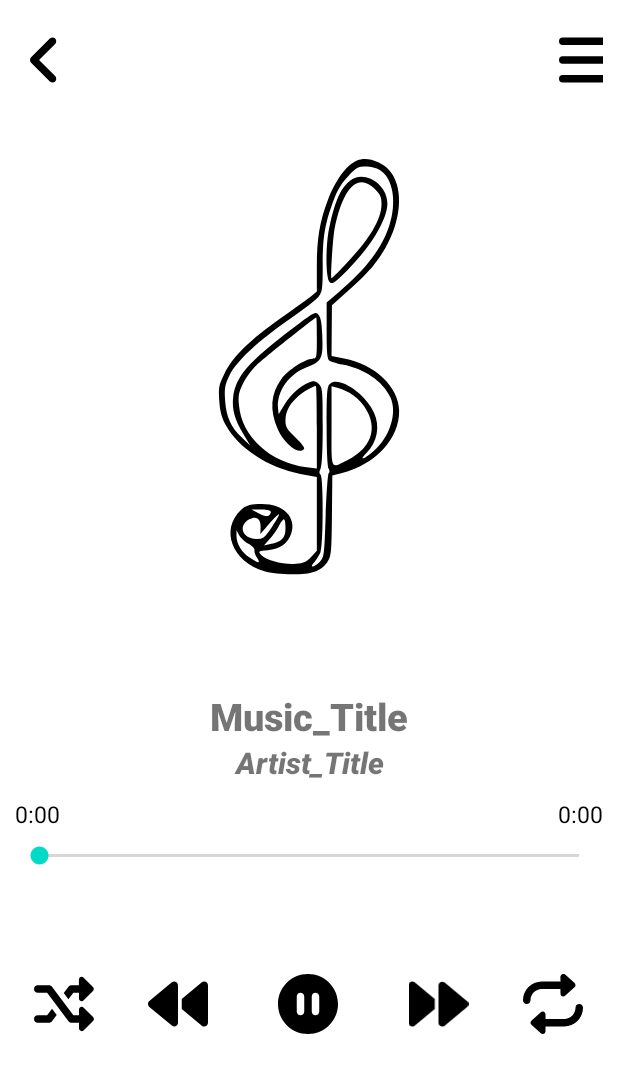
After one commit to hemantup/goonj, an Android app: the Player screen opened directly, with no data from a screen before it, on a phone screen of 412 x 824 dp. The commit adds this screen. Shown: the top 1073 px of the screen. Run offline under Robolectric (Android 15) with nearby library versions, the phone set to English and light mode, and no system bars; 4 statements that could not run were skipped.

Commit message:
play/seekbar/TimeFormat

```diff
--- a/app/src/main/java/com/hemant/music/goonj/MainActivity.java
+++ b/app/src/main/java/com/hemant/music/goonj/MainActivity.java
@@ -6,7 +6,6 @@ import androidx.recyclerview.widget.RecyclerView;
 
 import android.Manifest;
 import android.database.Cursor;
-import android.media.MediaMetadataRetriever;
 import android.os.Bundle;
 import android.provider.MediaStore;
 import android.util.Log;
@@ -24,8 +23,8 @@ import java.util.ArrayList;
 
 public class MainActivity extends AppCompatActivity {
 
-    ArrayList<AudioModel> songList = new ArrayList<>();
-    RecyclerView recyclerView;
+    static ArrayList<AudioModel> songList = new ArrayList<>();
+    private RecyclerView recyclerView;
 
     @Override
     protected void onCreate(Bundle savedInstanceState) {
@@ -36,11 +35,24 @@ public class MainActivity extends AppCompatActivity {
 
         checkPermission();
 
+
+    }
+
+    void setAllSongs(){
+        if (songList.size() == 0){
+            return;
+        }else{
+            recyclerView.setLayoutManager(new LinearLayoutManager(this));
+            recyclerView.setAdapter(new MusicListAdapter(songList,getApplicationContext()));
+        }
+    }
+
+    void getAllSongs(){
         String[] Projection = {
                 MediaStore.Audio.Media.ARTIST,
                 MediaStore.Audio.Media.TITLE,
                 MediaStore.Audio.Media.DURATION,
-                MediaStore.Audio.Media.DATA,    //path
+                MediaStore.Audio.Media.DATA,    // Song Path
                 MediaStore.Audio.Media.ALBUM
         };
 
@@ -49,23 +61,16 @@ public class MainActivity extends AppCompatActivity {
         Cursor cursor = getContentResolver().query(MediaStore.Audio.Media.EXTERNAL_CONTENT_URI,Projection,selection,null,null);
         while(cursor.moveToNext()){
             AudioModel songData = new AudioModel(
-                    cursor.getString(0),
-                    cursor.getString(1),
-                    cursor.getString(2),
-                    cursor.getString(3),
-                    cursor.getString(4)
+                    cursor.getString(0),    // Song Artist
+                    cursor.getString(1),    // Song Title
+                    cursor.getString(2),    // Song Duration
+                    cursor.getString(3),    // Song Path
+                    cursor.getString(4)     // Song Album
             );
             if(new File(songData.getPath()).exists())
                 songList.add(songData);
         }
         cursor.close();
-
-        if (songList.size() == 0){
-            return;
-        }else{
-            recyclerView.setLayoutManager(new LinearLayoutManager(this));
-            recyclerView.setAdapter(new MusicListAdapter(songList,getApplicationContext()));
-        }
     }
 
     void checkPermission(){
@@ -74,14 +79,15 @@ public class MainActivity extends AppCompatActivity {
                 .withListener(new PermissionListener() {
                     @Override
                     public void onPermissionGranted(PermissionGrantedResponse permissionGrantedResponse) {
-                        Toast.makeText(MainActivity.this, "Permission granted", Toast.LENGTH_SHORT).show();
                         Log.d("mainActivity","storage permission granted");
-                        return;
+                        getAllSongs();
+                        setAllSongs();
                     }
 
                     @Override
                     public void onPermissionDenied(PermissionDeniedResponse permissionDeniedResponse) {
-
+                        MainActivity.this.finish();
+                        System.exit(0);
                     }
 
                     @Override
--- a/app/src/main/java/com/hemant/music/goonj/MusicListAdapter.java
+++ b/app/src/main/java/com/hemant/music/goonj/MusicListAdapter.java
@@ -1,9 +1,10 @@
 package com.hemant.music.goonj;
 
+import static com.hemant.music.goonj.Player.formattedTime;
+
 import android.content.Context;
-import android.graphics.drawable.Icon;
+import android.content.Intent;
 import android.media.MediaMetadataRetriever;
-import android.net.Uri;
 import android.view.LayoutInflater;
 import android.view.View;
 import android.view.ViewGroup;
@@ -37,7 +38,7 @@ public class MusicListAdapter extends RecyclerView.Adapter<MusicListAdapter.View
         AudioModel songData = songsList.get(position);
         holder.titleTextView.setText(songData.getTitle());
         holder.artistTextView.setText(songData.getArtist());
-        holder.timeTextView.setText(songData.getDuration());
+        holder.timeTextView.setText(formattedTime(Integer.parseInt(songData.getDuration())/ 1000));
         byte[] image = getAlbumArt(songData.getPath());
         if(image != null){
             Glide.with(context).asBitmap()
@@ -48,6 +49,17 @@ public class MusicListAdapter extends RecyclerView.Adapter<MusicListAdapter.View
                     .load(R.drawable.ic_launcher_background)
                     .into(holder.iconView);
         }
+
+        holder.itemView.setOnClickListener(new View.OnClickListener() {
+            @Override
+            public void onClick(View v) {
+                Intent intent = new Intent(context,Player.class);
+                intent.setFlags(Intent.FLAG_ACTIVITY_NEW_TASK);
+                intent.putExtra("position", position);
+                context.startActivity(intent);
+            }
+        });
+
 
     }
 
@@ -68,7 +80,6 @@ public class MusicListAdapter extends RecyclerView.Adapter<MusicListAdapter.View
             titleTextView = itemView.findViewById(R.id.titleMusic);
             artistTextView = itemView.findViewById(R.id.artistMusic);
             iconView = itemView.findViewById(R.id.iconMusic);
-
         }
     }
 
--- /dev/null
+++ b/app/src/main/java/com/hemant/music/goonj/Player.java
@@ -0,0 +1,119 @@
+package com.hemant.music.goonj;
+
+import static com.hemant.music.goonj.MainActivity.songList;
+
+import androidx.appcompat.app.AppCompatActivity;
+
+import android.media.MediaPlayer;
+import android.net.Uri;
+import android.os.Bundle;
+import android.os.Handler;
+import android.widget.ImageView;
+import android.widget.SeekBar;
+import android.widget.TextView;
+
+import java.util.ArrayList;
+
+public class Player extends AppCompatActivity {
+
+    TextView musicTitle, artist, playedTime, totalTime;
+    ImageView backBtn, hamburger, previousBtn, nextBtn, shuffleBtn,repeatBtn, playPauseBtn;
+    SeekBar seekbar;
+    int position;
+    static ArrayList<AudioModel> listSongs = new ArrayList<>();
+    static Uri uri;
+    static MediaPlayer mediaPlayer;
+    private Handler handler = new Handler();
+
+    @Override
+    protected void onCreate(Bundle savedInstanceState) {
+        super.onCreate(savedInstanceState);
+        setContentView(R.layout.activity_player);
+
+        initViews();
+        getIntentMethod();
+
+        seekbar.setOnSeekBarChangeListener(new SeekBar.OnSeekBarChangeListener() {
+            @Override
+            public void onProgressChanged(SeekBar seekBar, int progress, boolean fromUser) {
+                if(mediaPlayer != null && fromUser){
+                    mediaPlayer.seekTo(progress * 1000);
+                }
+            }
+
+            @Override
+            public void onStartTrackingTouch(SeekBar seekBar) {
+
+            }
+
+            @Override
+            public void onStopTrackingTouch(SeekBar seekBar) {
+
+            }
+        });
+
+        runOnUiThread(new Runnable() {
+            @Override
+            public void run() {
+                if(mediaPlayer != null){
+                    int currentPosition = mediaPlayer.getCurrentPosition() / 1000;
+                    seekbar.setProgress(currentPosition);
+                    playedTime.setText(formattedTime(currentPosition));
+                }
+                handler.postDelayed(this, 1000);
+            }
+        });
+    }
+
+    static String formattedTime(int currentPosition){
+        String totalOut = "";
+        String totalNew = "";
+        String seconds = String.valueOf(currentPosition % 60);
+        String minutes = String.valueOf(currentPosition / 60);
+        totalOut = minutes + ":" + seconds;
+        totalNew = minutes + ":" + "0" + seconds;
+        if(seconds.length() == 1){
+            return totalNew;
+        }else{
+            return totalOut;
+        }
+
+    }
+
+    private void getIntentMethod(){
+        position = getIntent().getIntExtra("position",-1);
+        listSongs = songList;
+        if(listSongs != null){
+            playPauseBtn.setImageResource(R.drawable.ic_circle_pause_solid);
+            uri = Uri.parse(listSongs.get(position).getPath());
+        }
+
+        if(mediaPlayer != null){
+            mediaPlayer.stop();
+            mediaPlayer.release();
+            mediaPlayer = MediaPlayer.create(getApplicationContext(),uri);
+            mediaPlayer.start();
+            totalTime.setText(formattedTime(mediaPlayer.getDuration() / 1000));
+        }else{
+             mediaPlayer = MediaPlayer.create(getApplicationContext(),uri);
+             mediaPlayer.start();
+             totalTime.setText(formattedTime(mediaPlayer.getDuration() / 1000));
+        }
+        seekbar.setMax(mediaPlayer.getDuration() / 1000);
+    }
+
+    private void initViews(){
+        musicTitle = findViewById(R.id.titleMusic);
+        artist = findViewById(R.id.artistMusic);
+        playedTime = findViewById(R.id.playedTime);
+        totalTime = findViewById(R.id.totalTime);
+        backBtn = findViewById(R.id.back);
+        hamburger = findViewById(R.id.hamburger);
+        nextBtn = findViewById(R.id.musicForward);
+        previousBtn = findViewById(R.id.musicBackward);
+        shuffleBtn = findViewById(R.id.shuffle);
+        repeatBtn = findViewById(R.id.musicRepeat);
+        playPauseBtn = findViewById(R.id.playAndPause);
+        seekbar = findViewById(R.id.musicSeekbar);
+    }
+}
--- /dev/null
+++ b/app/src/main/res/drawable/ic_angle_left_solid.xml
@@ -0,0 +1,9 @@
+<vector xmlns:android="http://schemas.android.com/apk/res/android"
+    android:width="256dp"
+    android:height="512dp"
+    android:viewportWidth="256"
+    android:viewportHeight="512">
+  <path
+      android:fillColor="#FF000000"
+      android:pathData="M192,448c-8.188,0 -16.38,-3.125 -22.62,-9.375l-160,-160c-12.5,-12.5 -12.5,-32.75 0,-45.25l160,-160c12.5,-12.5 32.75,-12.5 45.25,0s12.5,32.75 0,45.25L77.25,256l137.4,137.4c12.5,12.5 12.5,32.75 0,45.25C208.4,444.9 200.2,448 192,448z"/>
+</vector>
--- /dev/null
+++ b/app/src/main/res/drawable/ic_backward_solid.xml
@@ -0,0 +1,9 @@
+<vector xmlns:android="http://schemas.android.com/apk/res/android"
+    android:width="512dp"
+    android:height="512dp"
+    android:viewportWidth="512"
+    android:viewportHeight="512">
+  <path
+      android:fillColor="#FF000000"
+      android:pathData="M459.5,71.41l-171.5,142.9v83.45l171.5,142.9C480.1,457.7 512,443.3 512,415.1V96.03C512,68.66 480.1,54.28 459.5,71.41zM203.5,71.41L11.44,231.4c-15.25,12.87 -15.25,36.37 0,49.24l192,159.1c20.63,17.12 52.51,2.749 52.51,-24.62v-319.9C255.1,68.66 224.1,54.28 203.5,71.41z"/>
+</vector>
--- /dev/null
+++ b/app/src/main/res/drawable/ic_bars_solid.xml
@@ -0,0 +1,9 @@
+<vector xmlns:android="http://schemas.android.com/apk/res/android"
+    android:width="448dp"
+    android:height="512dp"
+    android:viewportWidth="448"
+    android:viewportHeight="512">
+  <path
+      android:fillColor="#FF000000"
+      android:pathData="M0,96C0,78.33 14.33,64 32,64H416C433.7,64 448,78.33 448,96C448,113.7 433.7,128 416,128H32C14.33,128 0,113.7 0,96zM0,256C0,238.3 14.33,224 32,224H416C433.7,224 448,238.3 448,256C448,273.7 433.7,288 416,288H32C14.33,288 0,273.7 0,256zM416,448H32C14.33,448 0,433.7 0,416C0,398.3 14.33,384 32,384H416C433.7,384 448,398.3 448,416C448,433.7 433.7,448 416,448z"/>
+</vector>
--- /dev/null
+++ b/app/src/main/res/drawable/ic_circle_pause_solid.xml
@@ -0,0 +1,9 @@
+<vector xmlns:android="http://schemas.android.com/apk/res/android"
+    android:width="512dp"
+    android:height="512dp"
+    android:viewportWidth="512"
+    android:viewportHeight="512">
+  <path
+      android:fillColor="#FF000000"
+      android:pathData="M256,0C114.6,0 0,114.6 0,256s114.6,256 256,256s256,-114.6 256,-256S397.4,0 256,0zM224,191.1v128C224,337.7 209.7,352 192,352S160,337.7 160,320V191.1C160,174.3 174.3,160 191.1,160S224,174.3 224,191.1zM352,191.1v128C352,337.7 337.7,352 320,352S288,337.7 288,320V191.1C288,174.3 302.3,160 319.1,160S352,174.3 352,191.1z"/>
+</vector>
--- /dev/null
+++ b/app/src/main/res/drawable/ic_forward_solid.xml
@@ -0,0 +1,9 @@
+<vector xmlns:android="http://schemas.android.com/apk/res/android"
+    android:width="512dp"
+    android:height="512dp"
+    android:viewportWidth="512"
+    android:viewportHeight="512">
+  <path
+      android:fillColor="#FF000000"
+      android:pathData="M52.51,440.6l171.5,-142.9V214.3L52.51,71.41C31.88,54.28 0,68.66 0,96.03v319.9C0,443.3 31.88,457.7 52.51,440.6zM308.5,440.6l192,-159.1c15.25,-12.87 15.25,-36.37 0,-49.24l-192,-159.1c-20.63,-17.12 -52.51,-2.749 -52.51,24.62v319.9C256,443.3 287.9,457.7 308.5,440.6z"/>
+</vector>
--- /dev/null
+++ b/app/src/main/res/drawable/ic_play_solid.xml
@@ -0,0 +1,9 @@
+<vector xmlns:android="http://schemas.android.com/apk/res/android"
+    android:width="384dp"
+    android:height="512dp"
+    android:viewportWidth="384"
+    android:viewportHeight="512">
+  <path
+      android:fillColor="#FF000000"
+      android:pathData="M361,215C375.3,223.8 384,239.3 384,256C384,272.7 375.3,288.2 361,296.1L73.03,472.1C58.21,482 39.66,482.4 24.52,473.9C9.377,465.4 0,449.4 0,432V80C0,62.64 9.377,46.63 24.52,38.13C39.66,29.64 58.21,29.99 73.03,39.04L361,215z"/>
+</vector>
--- /dev/null
+++ b/app/src/main/res/drawable/ic_repeat_solid.xml
@@ -0,0 +1,9 @@
+<vector xmlns:android="http://schemas.android.com/apk/res/android"
+    android:width="512dp"
+    android:height="512dp"
+    android:viewportWidth="512"
+    android:viewportHeight="512">
+  <path
+      android:fillColor="#FF000000"
+      android:pathData="M480,256c-17.67,0 -32,14.31 -32,32c0,52.94 -43.06,96 -96,96H192L192,344c0,-9.469 -5.578,-18.06 -14.23,-21.94C169.1,318.3 159,319.8 151.9,326.2l-80,72C66.89,402.7 64,409.2 64,416s2.891,13.28 7.938,17.84l80,72C156.4,509.9 162.2,512 168,512c3.312,0 6.615,-0.688 9.756,-2.062C186.4,506.1 192,497.5 192,488L192,448h160c88.22,0 160,-71.78 160,-160C512,270.3 497.7,256 480,256zM160,128h159.1L320,168c0,9.469 5.578,18.06 14.23,21.94C337.4,191.3 340.7,192 343.1,192c5.812,0 11.57,-2.125 16.07,-6.156l80,-72C445.1,109.3 448,102.8 448,95.1s-2.891,-13.28 -7.938,-17.84l-80,-72c-7.047,-6.312 -17.19,-7.875 -25.83,-4.094C325.6,5.938 319.1,14.53 319.1,24L320,64H160C71.78,64 0,135.8 0,224c0,17.69 14.33,32 32,32s32,-14.31 32,-32C64,171.1 107.1,128 160,128z"/>
+</vector>
--- /dev/null
+++ b/app/src/main/res/drawable/ic_shuffle_solid.xml
@@ -0,0 +1,9 @@
+<vector xmlns:android="http://schemas.android.com/apk/res/android"
+    android:width="512dp"
+    android:height="512dp"
+    android:viewportWidth="512"
+    android:viewportHeight="512">
+  <path
+      android:fillColor="#FF000000"
+      android:pathData="M424.1,287c-15.13,-15.12 -40.1,-4.426 -40.1,16.97V352H336L153.6,108.8C147.6,100.8 138.1,96 128,96H32C14.31,96 0,110.3 0,128s14.31,32 32,32h80l182.4,243.2C300.4,411.3 309.9,416 320,416h63.97v47.94c0,21.39 25.86,32.12 40.99,17l79.1,-79.98c9.387,-9.387 9.387,-24.59 0,-33.97L424.1,287zM336,160h47.97v48.03c0,21.39 25.87,32.09 40.1,16.97l79.1,-79.98c9.387,-9.391 9.385,-24.59 -0.001,-33.97l-79.1,-79.98c-15.13,-15.12 -40.99,-4.391 -40.99,17V96H320c-10.06,0 -19.56,4.75 -25.59,12.81L254,162.7L293.1,216L336,160zM112,352H32c-17.69,0 -32,14.31 -32,32s14.31,32 32,32h96c10.06,0 19.56,-4.75 25.59,-12.81l40.4,-53.87L154,296L112,352z"/>
+</vector>
--- a/app/src/main/res/layout/activity_main.xml
+++ b/app/src/main/res/layout/activity_main.xml
@@ -116,13 +116,13 @@
     <androidx.recyclerview.widget.RecyclerView
         android:id="@+id/recyclerView"
         android:layout_width="match_parent"
-        app:layout_constraintStart_toStartOf="parent"
-        app:layout_constraintEnd_toEndOf="parent"
+        android:layout_height="0dp"
         android:layout_marginTop="20dp"
         app:layout_constraintTop_toBottomOf="@+id/trackBar"
+        app:layout_constraintEnd_toEndOf="parent"
+        app:layout_constraintStart_toStartOf="parent"
         app:layout_constraintBottom_toBottomOf="parent"
-        app:layout_constraintVertical_bias="0"
-        android:layout_height="0dp"/>
+        />
 
 
 
--- /dev/null
+++ b/app/src/main/res/layout/activity_player.xml
@@ -0,0 +1,156 @@
+<?xml version="1.0" encoding="utf-8"?>
+<androidx.constraintlayout.widget.ConstraintLayout xmlns:android="http://schemas.android.com/apk/res/android"
+    xmlns:app="http://schemas.android.com/apk/res-auto"
+    xmlns:tools="http://schemas.android.com/tools"
+    android:layout_width="match_parent"
+    android:layout_height="match_parent"
+    tools:context=".Player"
+    android:background="@color/white"
+    android:paddingStart="10dp"
+    android:paddingEnd="10dp">
+
+    <LinearLayout
+        android:layout_width="match_parent"
+        android:layout_height="0dp"
+        android:layout_marginTop="20dp"
+        app:layout_constraintStart_toStartOf="parent"
+        app:layout_constraintEnd_toEndOf="parent"
+        app:layout_constraintTop_toTopOf="parent"
+        app:layout_constraintBottom_toBottomOf="parent"
+        android:orientation="vertical">
+
+        <LinearLayout
+            android:layout_width="match_parent"
+            android:layout_height="wrap_content"
+            android:orientation="horizontal">
+
+            <ImageView
+                android:id="@+id/back"
+                android:layout_width="40dp"
+                android:layout_height="40dp"
+                android:src="@drawable/ic_angle_left_solid"
+                android:layout_marginEnd="320dp"/>
+
+            <ImageView
+                android:id="@+id/hamburger"
+                android:layout_width="40dp"
+                android:layout_height="40dp"
+                android:src="@drawable/ic_bars_solid"/>
+
+        </LinearLayout>
+
+        <LinearLayout
+            android:layout_width="match_parent"
+            android:layout_height="wrap_content"
+            android:orientation="vertical">
+
+            <ImageView
+                android:id="@+id/musicArt"
+                android:layout_width="match_parent"
+                android:layout_height="400dp"
+                android:src="@drawable/ic_launcher_foreground"/>
+            <TextView
+                android:id="@+id/musicTitle"
+                android:layout_width="match_parent"
+                android:layout_height="wrap_content"
+                android:textSize="25sp"
+                android:text="Music_Title"
+                android:textAlignment="center"
+                android:textStyle="bold"
+                android:fontFamily="sans-serif-black"/>
+
+            <TextView
+                android:id="@+id/musicArtist"
+                android:layout_width="match_parent"
+                android:layout_height="wrap_content"
+                android:textSize="20sp"
+                android:text="Artist_Title"
+                android:textAlignment="center"
+                android:textStyle="italic"
+                android:fontFamily="sans-serif-black"/>
+
+        </LinearLayout>
+
+        <LinearLayout
+            android:layout_marginTop="10dp"
+            android:layout_width="match_parent"
+            android:layout_height="wrap_content"
+            android:orientation="horizontal">
+
+            <TextView
+                android:id="@+id/playedTime"
+                android:layout_width="wrap_content"
+                android:layout_height="wrap_content"
+                android:text="0:00"
+                android:textSize="15sp"
+                android:layout_weight="1"
+                android:textColor="@color/black"/>
+
+            <TextView
+                android:id="@+id/totalTime"
+                android:layout_width="wrap_content"
+                android:layout_height="wrap_content"
+                android:text="0:00"
+                android:textSize="15sp"
+                android:layout_weight="1"
+                android:textAlignment="viewEnd"
+                android:textColor="@color/black"/>
+        </LinearLayout>
+
+
+        <androidx.appcompat.widget.AppCompatSeekBar
+            android:id="@+id/musicSeekbar"
+            android:layout_width="match_parent"
+            android:layout_height="wrap_content"
+            android:layout_marginTop="8dp"/>
+
+        <LinearLayout
+            android:layout_width="match_parent"
+            android:layout_height="wrap_content"
+            android:layout_marginTop="70dp">
+
+            <ImageView
+                android:id="@+id/shuffle"
+                android:layout_width="60dp"
+                android:layout_height="40dp"
+                android:src="@drawable/ic_shuffle_solid"
+                android:layout_weight="0.2"/>
+
+            <ImageView
+                android:id="@+id/musicBackward"
+                android:layout_width="60dp"
+                android:layout_height="40dp"
+                android:src="@drawable/ic_backward_solid"
+                android:layout_weight="1"/>
+
+            <ImageView
+                android:id="@+id/playAndPause"
+                android:layout_width="60dp"
+                android:layout_height="40dp"
+                android:src="@drawable/ic_play_solid"
+                android:layout_weight="1"/>
+
+            <ImageView
+                android:id="@+id/musicForward"
+                android:layout_width="60dp"
+                android:layout_height="40dp"
+                android:src="@drawable/ic_forward_solid"
+                android:layout_weight="1"/>
+
+            <ImageView
+                android:id="@+id/musicRepeat"
+                android:layout_width="60dp"
+                android:layout_height="40dp"
+                android:src="@drawable/ic_repeat_solid"
+                android:layout_weight="0.2"/>
+
+
+
+        </LinearLayout>
+
+
+
+
+    </LinearLayout>
+
+</androidx.constraintlayout.widget.ConstraintLayout>
```
Also changed, not shown: app/src/main/AndroidManifest.xml (+6 -1 lines).
